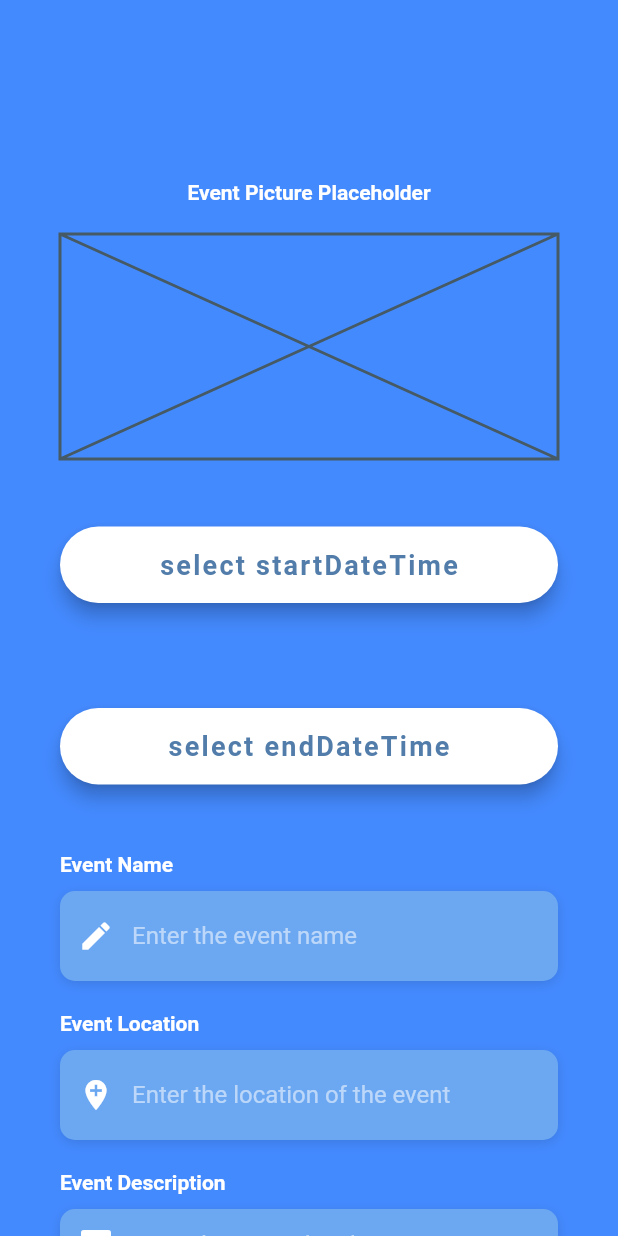
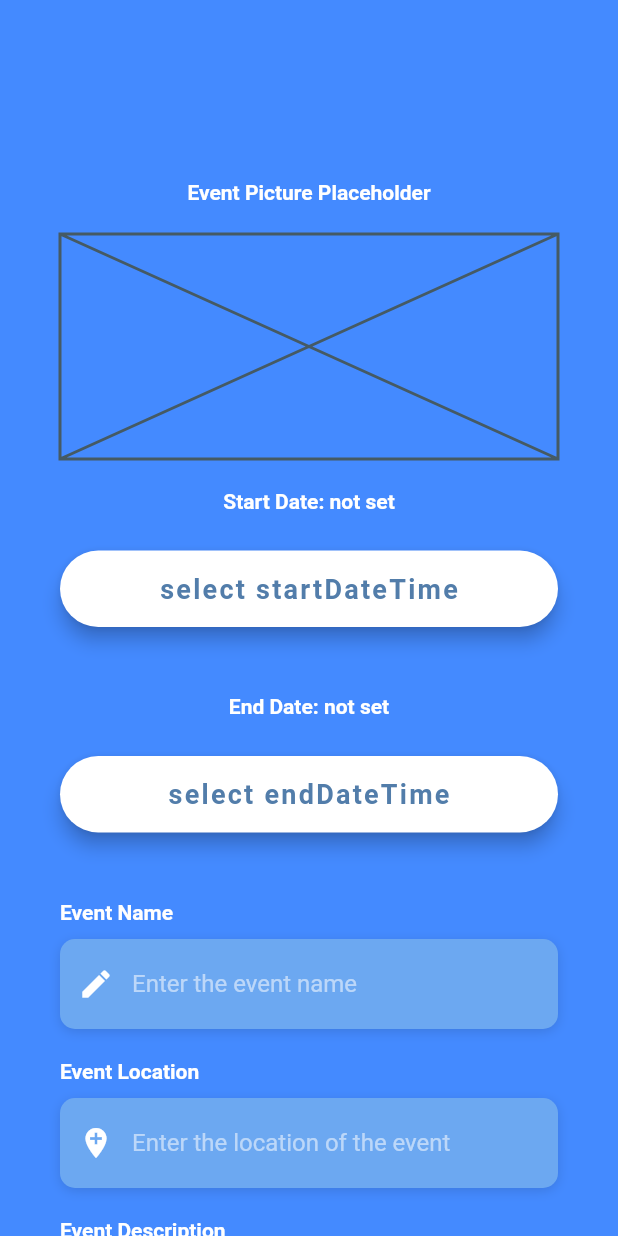
Before and after one commit to Pinolpier/Hochschulprojekt-Flutter, a Flutter app: the screen it shows after launch, on a phone screen of 412 x 824 dp. Run offline on Flutter 3.47's test engine with Material 2 defaults, Android fonts, the phone set to English and light mode, and no system bars; Roboto replaces fonts that are missing (OpenSans).

Commit message:
added textfield which shows the start and end date each and changed the class description

```diff
--- a/lib/UIScreens/createEvent_screen.dart
+++ b/lib/UIScreens/createEvent_screen.dart
@@ -4,10 +4,8 @@ import 'package:flutter/material.dart';
 
 /// this class creates an createEventScreen which opens if you want to create a event The screen has following input fields:
 /// -Event Picture (at this point only a placeholder)
-/// -Event Start Date (input-type: datetime)
-/// -Event Start Time (input-type: datetime)
-/// -Event End Date (input-type: datetime)
-/// -Event End Time (input-type: datetime)
+/// -Event Start DateTime (DateTimePicker)
+/// -Event End Date (DateTimePicker)
 /// -Event Name (input-type: text)
 /// -Event Location (input-type: text, maybe convert it to an button which opens the map and where you then can choose the location)
 /// -Event Description (input-type: multiline text)
@@ -21,6 +19,8 @@ class _CreateEventScreenState extends State<CreateEventScreen> {
 
   DateTime selectedStartDateTime;
   DateTime selectedEndDateTime;
+  String selectedStartString = "not set";
+  String selectedEndString = "not set";
 
   Future<TimeOfDay> _selectTime(BuildContext context) {
     final now = DateTime.now();
@@ -60,6 +60,7 @@ class _CreateEventScreenState extends State<CreateEventScreen> {
               selectedTime.minute,
             );
             print(selectedStartDateTime);
+            selectedStartString = selectedStartDateTime.toIso8601String();
           });
         },
         padding: EdgeInsets.all(15.0),
@@ -103,6 +104,7 @@ class _CreateEventScreenState extends State<CreateEventScreen> {
               selectedTime.minute,
             );
             print(selectedEndDateTime);
+            selectedEndString = selectedEndDateTime.toIso8601String();
           });
         },
         padding: EdgeInsets.all(15.0),
@@ -281,8 +283,16 @@ class _CreateEventScreenState extends State<CreateEventScreen> {
                 fallbackHeight: 150,
               ),
               SizedBox(height: 20.0),
+              new Text(
+                "Start Date: " + selectedStartString,
+                style: labelStyleConstant,
+              ),
               _selectStartDateTimeButtonWidget(),
               SizedBox(height: 20.0),
+              new Text(
+                "End Date: " + selectedEndString,
+                style: labelStyleConstant,
+              ),
               _selectEndDateTimeButtonWidget(),
               SizedBox(height: 20.0),
               _eventNameTextfieldWidget(),
```
